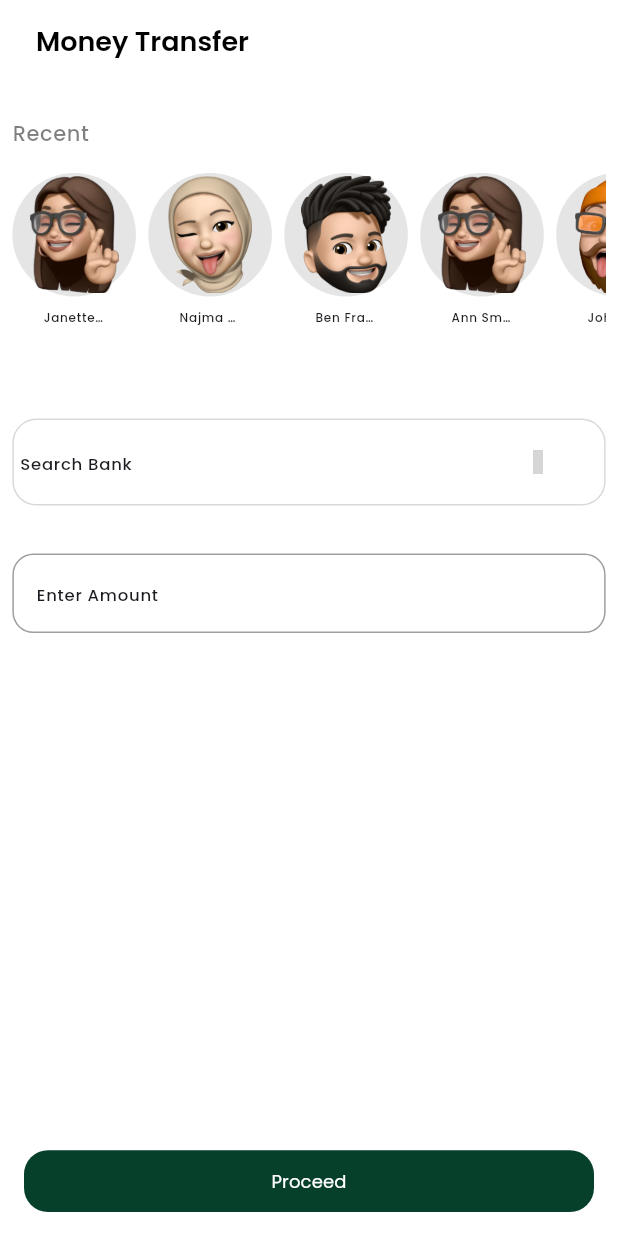
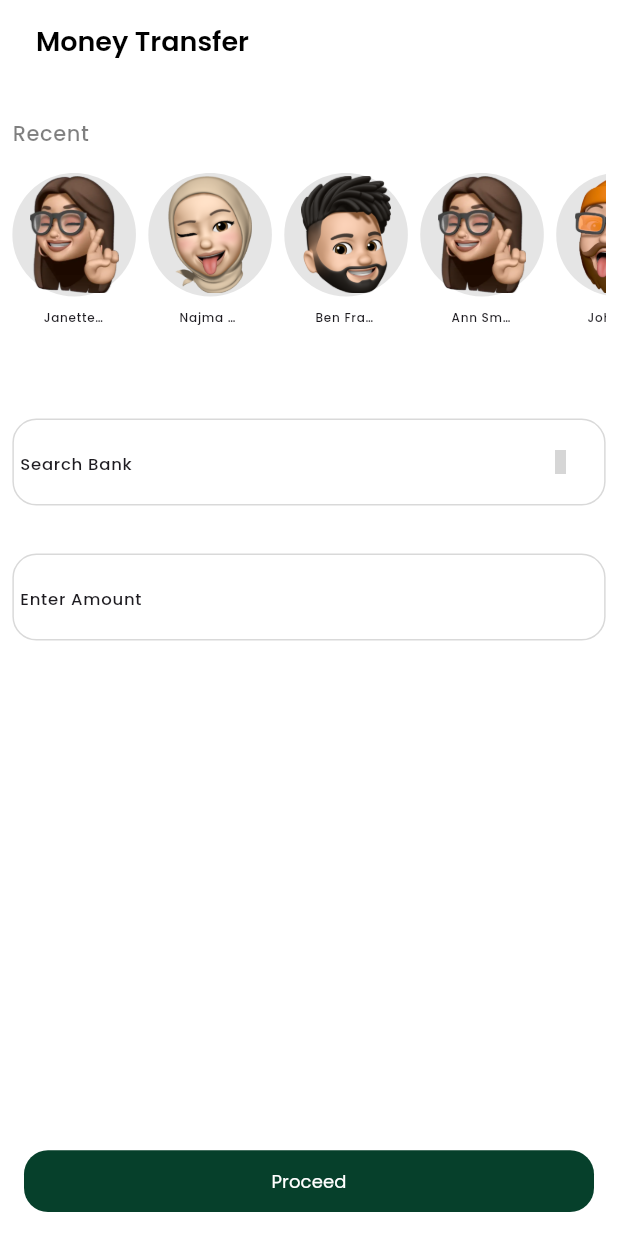
Before and after one commit to ahmvddddd/finova, a Flutter app: the MoneyTransfer screen opened directly, on a phone screen of 412 x 824 dp. Run offline on Flutter 3.47's test engine with Material 3 defaults, Android fonts, the phone set to English and light mode, and no system bars; our stand-ins replace fl_chart, flip_card, flutter_rating_bar, get, iconsax, lottie; missing offline and left inert: number2words; grey boxes are pictures that could not be loaded.

Commit message:
modified money transfer screen

```diff
--- a/lib/navigation_menu.dart
+++ b/lib/navigation_menu.dart
@@ -2,6 +2,7 @@ import 'package:flutter/material.dart';
 import 'package:get/get.dart';
 import 'package:iconsax/iconsax.dart';
 import 'screens/cards/card.dart';
+import 'screens/cards/credit_card.dart';
 import 'screens/home/home_screen.dart';
 import 'screens/transfer/money_transfer.dart';
 import 'utils/constants/colors.dart';
@@ -71,6 +72,6 @@ class NavigationController extends GetxController {
     const HomeScreen(),
     const MoneyTransfer(),
     const MoneyTransfer(),
-    const CardScreen()
+    const CreditCardPage()
   ];
 }
--- a/lib/screens/transfer/widgets/bank_name.dart
+++ b/lib/screens/transfer/widgets/bank_name.dart
@@ -1,3 +1,58 @@
+// import 'package:flutter/material.dart';
+// import 'package:iconsax/iconsax.dart';
+
+// import '../../../common/widgets/custom_shapes/containers/rounded_container.dart';
+// import '../../../utils/constants/colors.dart';
+// import '../../../utils/constants/sizes.dart';
+// import '../../../utils/helpers/helper_function.dart';
+
+// class BankName extends StatelessWidget {
+//   const BankName({super.key});
+
+//   @override
+//   Widget build(BuildContext context) {
+//     final dark = THelperFunctions.isDarkMode(context);
+//     return TRoundedContainer(
+//       showBorder: true,
+//       backgroundColor: Colors.transparent,
+//       padding: const EdgeInsets.all(TSizes.xs),
+//       child: Row(
+//         children: [
+//           Flexible(
+//             child: TextField(
+//               // controller: _controller,
+//               keyboardType:
+//                   const TextInputType.numberWithOptions(decimal: true),
+//               decoration: InputDecoration(
+//                   hintText: 'Search Bank',
+//                   hintStyle: Theme.of(context).textTheme.labelSmall,
+//                   focusedBorder: InputBorder.none,
+//                   enabledBorder: InputBorder.none,
+//                   errorBorder: InputBorder.none,
+//                   disabledBorder: InputBorder.none,
+//                   border: OutlineInputBorder(
+//                     borderRadius: BorderRadius.circular(15),
+//                     borderSide: const BorderSide(
+//                       width: 0,
+//                       style: BorderStyle.none,
+//                     ),
+//                   )),
+//             ),
+//           ),
+//           SizedBox(
+//               width: 80,
+//               child: Icon(
+//                 Iconsax.bank,
+//                 color: dark ? TColors.light : TColors.light,
+//                 size: TSizes.iconSm,
+//               )),
+//         ],
+//       ),
+//     );
+//   }
+// }
+
+
 import 'package:flutter/material.dart';
 import 'package:iconsax/iconsax.dart';
 
@@ -6,13 +61,31 @@ import '../../../utils/constants/colors.dart';
 import '../../../utils/constants/sizes.dart';
 import '../../../utils/helpers/helper_function.dart';
 
-class BankName extends StatelessWidget {
+class BankName extends StatefulWidget {
   const BankName({super.key});
+
+  @override
+  BankNameState createState() => BankNameState();
+}
+
+class BankNameState extends State<BankName> {
+  final TextEditingController _controller = TextEditingController();
+  final List<String> banks = [
+    "Bank of America",
+    "Chase Bank",
+    "Wells Fargo",
+    "Citibank",
+    "HSBC",
+  ];
+  bool _showDropdown = false;
 
   @override
   Widget build(BuildContext context) {
     final dark = THelperFunctions.isDarkMode(context);
-    return TRoundedContainer(
+    return Column(
+      crossAxisAlignment: CrossAxisAlignment.start,
+      children: [
+        TRoundedContainer(
           showBorder: true,
           backgroundColor: Colors.transparent,
           padding: const EdgeInsets.all(TSizes.xs),
@@ -20,7 +93,7 @@ class BankName extends StatelessWidget {
             children: [
               Flexible(
                 child: TextField(
-              // controller: _controller,
+                  controller: _controller,
                   keyboardType:
                       const TextInputType.numberWithOptions(decimal: true),
                   decoration: InputDecoration(
@@ -36,18 +109,57 @@ class BankName extends StatelessWidget {
                         width: 0,
                         style: BorderStyle.none,
                       ),
-                  )),
                     ),
                   ),
-          SizedBox(
-              width: 80,
+                ),
+              ),
+              GestureDetector(
+                onTap: () {
+                  setState(() {
+                    _showDropdown = !_showDropdown;
+                  });
+                },
+                child: SizedBox(
+                  width: 50,
                   child: Icon(
                     Iconsax.bank,
                     color: dark ? TColors.light : TColors.light,
                     size: TSizes.iconSm,
-              )),
+                  ),
+                ),
+              ),
             ],
           ),
+        ),
+        if (_showDropdown)
+          Container(
+            decoration: BoxDecoration(
+              color: dark ? Colors.grey[900] : Colors.white,
+              borderRadius: BorderRadius.circular(10),
+              boxShadow: const [
+                 BoxShadow(
+                  color: Colors.black26,
+                  blurRadius: 5,
+                  offset: Offset(0, 2),
+                ),
+              ],
+            ),
+            margin: const EdgeInsets.only(top: 5),
+            child: Column(
+              children: banks.map((bank) {
+                return ListTile(
+                  title: Text(bank),
+                  onTap: () {
+                    setState(() {
+                      _controller.text = bank;
+                      _showDropdown = false;
+                    });
+                  },
+                );
+              }).toList(),
+            ),
+          ),
+      ],
     );
   }
 }
--- a/lib/screens/transfer/widgets/transfer_box.dart
+++ b/lib/screens/transfer/widgets/transfer_box.dart
@@ -3,6 +3,9 @@
 import 'package:flutter/material.dart';
 import 'package:number2words/number2words.dart';
 import 'package:intl/intl.dart';
+
+import '../../../common/widgets/custom_shapes/containers/rounded_container.dart';
+import '../../../utils/constants/sizes.dart';
 
 class TransferBox extends StatefulWidget {
   const TransferBox({super.key});
@@ -51,20 +54,35 @@ class _AmountToWordsPageState extends State<TransferBox> {
     return Column(
       crossAxisAlignment: CrossAxisAlignment.start,
         children: [
-          TextField(
+          TRoundedContainer(
+          showBorder: true,
+          backgroundColor: Colors.transparent,
+          padding: const EdgeInsets.all(TSizes.xs),
+            child: TextField(
               controller: _controller,
               keyboardType: const TextInputType.numberWithOptions(decimal: true),
               decoration:  InputDecoration(
                 hintText: 'Enter Amount',
                 hintStyle: Theme.of(context).textTheme.labelSmall,
-              border: const OutlineInputBorder(),
+                    focusedBorder: InputBorder.none,
+                    enabledBorder: InputBorder.none,
+                    errorBorder: InputBorder.none,
+                    disabledBorder: InputBorder.none,
+                    border: OutlineInputBorder(
+                      borderRadius: BorderRadius.circular(15),
+                      borderSide: const BorderSide(
+                        width: 0,
+                        style: BorderStyle.none,
+                      ),
+              ),
             ),
               onChanged: _convertAmountToWords,
           ),
-          const SizedBox(height: 20),
+          ),
+          const SizedBox(height: TSizes.sm),
           Text(
             _amountInWords,
-            style: Theme.of(context).textTheme.labelSmall,
+            style: Theme.of(context).textTheme.labelSmall!.copyWith(fontSize: 10),
           ),
         ],
       );
```
Lines whose indentation alone changed are shown as unchanged.
